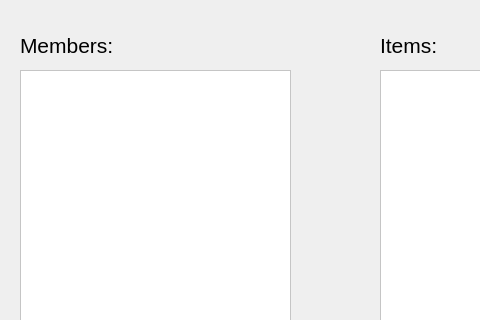
Qt form CS1CGroupProject/addpurchases.ui (IamFyrus/CS1C) before a commit; both pictures show x 0 to 480 and y 0 to 320 of the 800 by 600 pixel window.
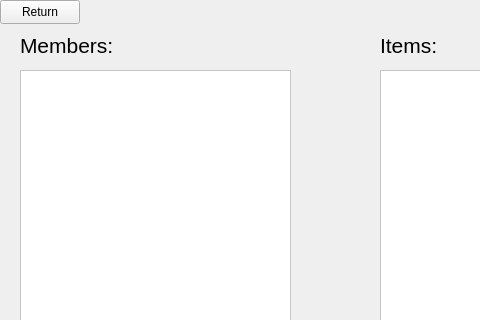
The same form after that commit.

What changed in the file:
```diff
--- a/CS1CGroupProject/addpurchases.ui
+++ b/CS1CGroupProject/addpurchases.ui
@@ -373,6 +373,19 @@
      <string>Items:</string>
     </property>
    </widget>
+   <widget class="QPushButton" name="returnButton">
+    <property name="geometry">
+     <rect>
+      <x>0</x>
+      <y>0</y>
+      <width>80</width>
+      <height>24</height>
+     </rect>
+    </property>
+    <property name="text">
+     <string>Return</string>
+    </property>
+   </widget>
   </widget>
   <widget class="QMenuBar" name="menubar">
    <property name="geometry">
```
